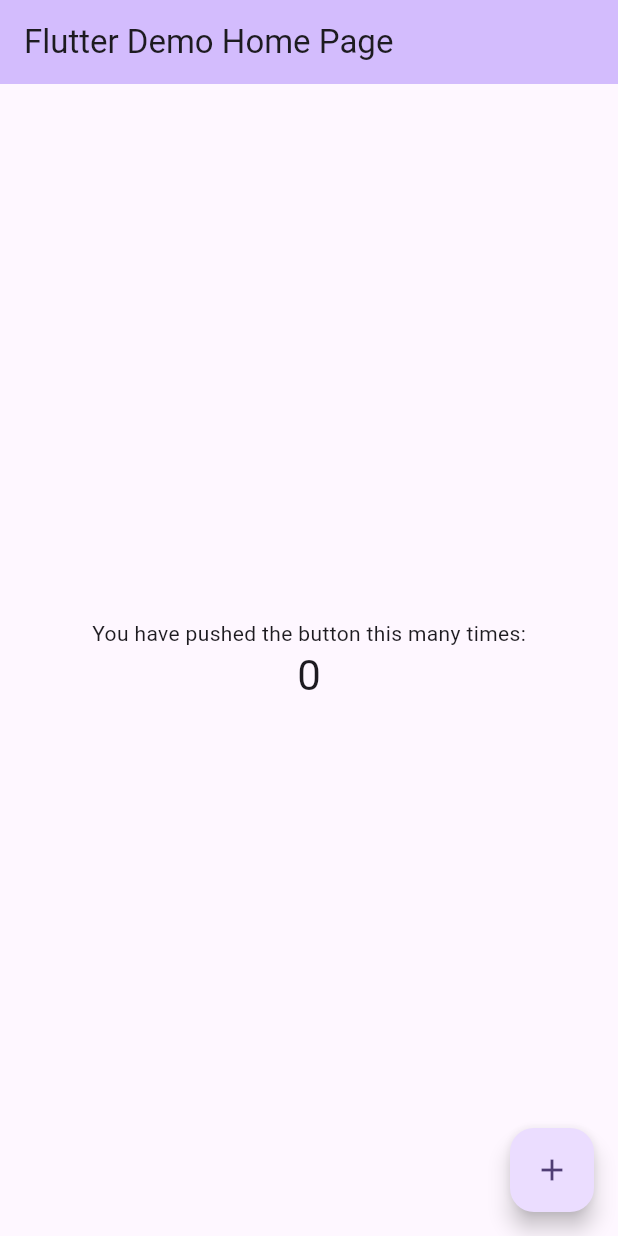
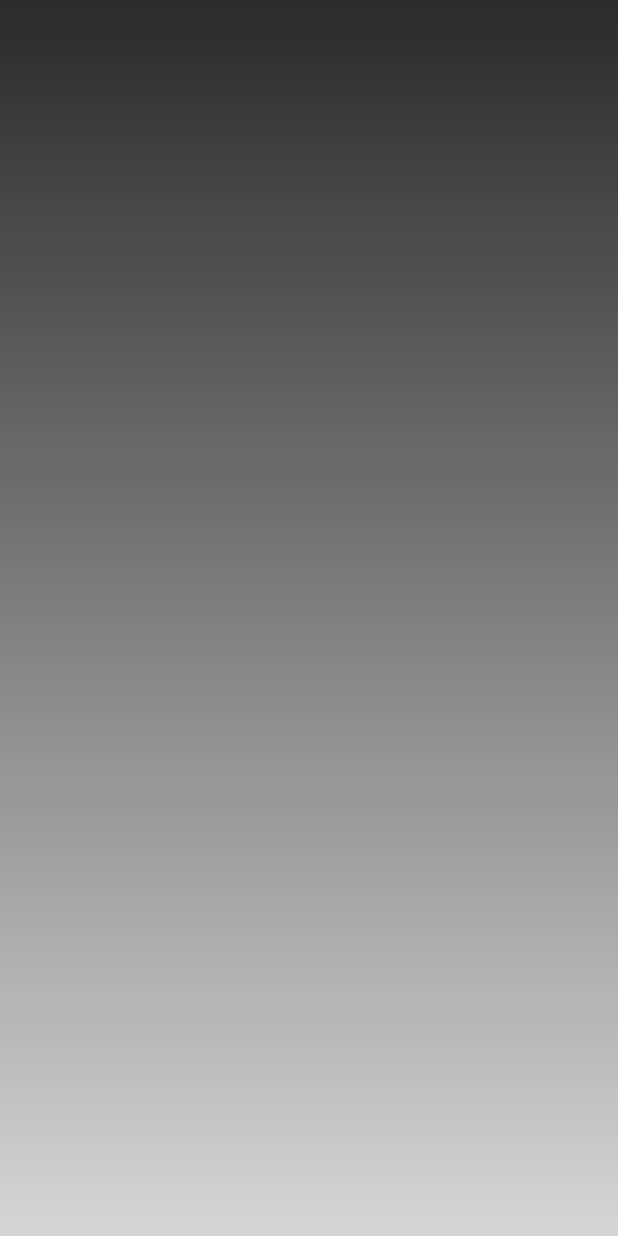
Before and after one commit to Akleodorion/faro-faro, a Flutter app: the screen it shows after launch, on a phone screen of 412 x 824 dp. Run offline on Flutter 3.47's test engine with Material 2 defaults, Android fonts, the phone set to English and light mode, and no system bars; our stand-ins replace dartz, equatable, get_it, internet_connection_checker, riverpod, shared_preferences.

Commit message:
finition de la dépendance création de la auth page

```diff
--- /dev/null
+++ b/lib/features/user_authentification/presentation/pages/auth_screen_page.dart
@@ -0,0 +1,29 @@
+import 'package:flutter/material.dart';
+
+class AuthScreen extends StatefulWidget {
+  const AuthScreen({super.key});
+
+  @override
+  State<AuthScreen> createState() => _AuthScreenState();
+}
+
+class _AuthScreenState extends State<AuthScreen> {
+  @override
+  Widget build(BuildContext context) {
+    return Scaffold(
+      backgroundColor: Colors.transparent,
+      body: Container(
+        decoration: const BoxDecoration(
+          gradient: LinearGradient(
+            begin: Alignment.topCenter,
+            end: Alignment.bottomCenter,
+            colors: [
+              Color.fromRGBO(42, 43, 42, 1),
+              Color.fromRGBO(42, 43, 42, 0.2),
+            ],
+          ),
+        ),
+      ),
+    );
+  }
+}
--- a/lib/main.dart
+++ b/lib/main.dart
@@ -1,125 +1,21 @@
 import 'package:flutter/material.dart';
+import 'features/user_authentification/presentation/pages/auth_screen_page.dart';
+import 'injection_container.dart' as di;
 
-void main() {
+void main() async {
+  WidgetsFlutterBinding.ensureInitialized();
+  await di.init();
   runApp(const MyApp());
 }
 
 class MyApp extends StatelessWidget {
   const MyApp({super.key});
 
-  // This widget is the root of your application.
   @override
   Widget build(BuildContext context) {
-    return MaterialApp(
-      title: 'Flutter Demo',
-      theme: ThemeData(
-        // This is the theme of your application.
-        //
-        // TRY THIS: Try running your application with "flutter run". You'll see
-        // the application has a blue toolbar. Then, without quitting the app,
-        // try changing the seedColor in the colorScheme below to Colors.green
-        // and then invoke "hot reload" (save your changes or press the "hot
-        // reload" button in a Flutter-supported IDE, or press "r" if you used
-        // the command line to start the app).
-        //
-        // Notice that the counter didn't reset back to zero; the application
-        // state is not lost during the reload. To reset the state, use hot
-        // restart instead.
-        //
-        // This works for code too, not just values: Most code changes can be
-        // tested with just a hot reload.
-        colorScheme: ColorScheme.fromSeed(seedColor: Colors.deepPurple),
-        useMaterial3: true,
-      ),
-      home: const MyHomePage(title: 'Flutter Demo Home Page'),
+    return const MaterialApp(
+      title: 'Faro App',
+      home: AuthScreen(),
     );
   }
 }
-
-class MyHomePage extends StatefulWidget {
-  const MyHomePage({super.key, required this.title});
-
-  // This widget is the home page of your application. It is stateful, meaning
-  // that it has a State object (defined below) that contains fields that affect
-  // how it looks.
-
-  // This class is the configuration for the state. It holds the values (in this
-  // case the title) provided by the parent (in this case the App widget) and
-  // used by the build method of the State. Fields in a Widget subclass are
-  // always marked "final".
-
-  final String title;
-
-  @override
-  State<MyHomePage> createState() => _MyHomePageState();
-}
-
-class _MyHomePageState extends State<MyHomePage> {
-  int _counter = 0;
-
-  void _incrementCounter() {
-    setState(() {
-      // This call to setState tells the Flutter framework that something has
-      // changed in this State, which causes it to rerun the build method below
-      // so that the display can reflect the updated values. If we changed
-      // _counter without calling setState(), then the build method would not be
-      // called again, and so nothing would appear to happen.
-      _counter++;
-    });
-  }
-
-  @override
-  Widget build(BuildContext context) {
-    // This method is rerun every time setState is called, for instance as done
-    // by the _incrementCounter method above.
-    //
-    // The Flutter framework has been optimized to make rerunning build methods
-    // fast, so that you can just rebuild anything that needs updating rather
-    // than having to individually change instances of widgets.
-    return Scaffold(
-      appBar: AppBar(
-        // TRY THIS: Try changing the color here to a specific color (to
-        // Colors.amber, perhaps?) and trigger a hot reload to see the AppBar
-        // change color while the other colors stay the same.
-        backgroundColor: Theme.of(context).colorScheme.inversePrimary,
-        // Here we take the value from the MyHomePage object that was created by
-        // the App.build method, and use it to set our appbar title.
-        title: Text(widget.title),
-      ),
-      body: Center(
-        // Center is a layout widget. It takes a single child and positions it
-        // in the middle of the parent.
-        child: Column(
-          // Column is also a layout widget. It takes a list of children and
-          // arranges them vertically. By default, it sizes itself to fit its
-          // children horizontally, and tries to be as tall as its parent.
-          //
-          // Column has various properties to control how it sizes itself and
-          // how it positions its children. Here we use mainAxisAlignment to
-          // center the children vertically; the main axis here is the vertical
-          // axis because Columns are vertical (the cross axis would be
-          // horizontal).
-          //
-          // TRY THIS: Invoke "debug painting" (choose the "Toggle Debug Paint"
-          // action in the IDE, or press "p" in the console), to see the
-          // wireframe for each widget.
-          mainAxisAlignment: MainAxisAlignment.center,
-          children: <Widget>[
-            const Text(
-              'You have pushed the button this many times:',
-            ),
-            Text(
-              '$_counter',
-              style: Theme.of(context).textTheme.headlineMedium,
-            ),
-          ],
-        ),
-      ),
-      floatingActionButton: FloatingActionButton(
-        onPressed: _incrementCounter,
-        tooltip: 'Increment',
-        child: const Icon(Icons.add),
-      ), // This trailing comma makes auto-formatting nicer for build methods.
-    );
-  }
-}
```
Also changed, not shown: 3 other files.
